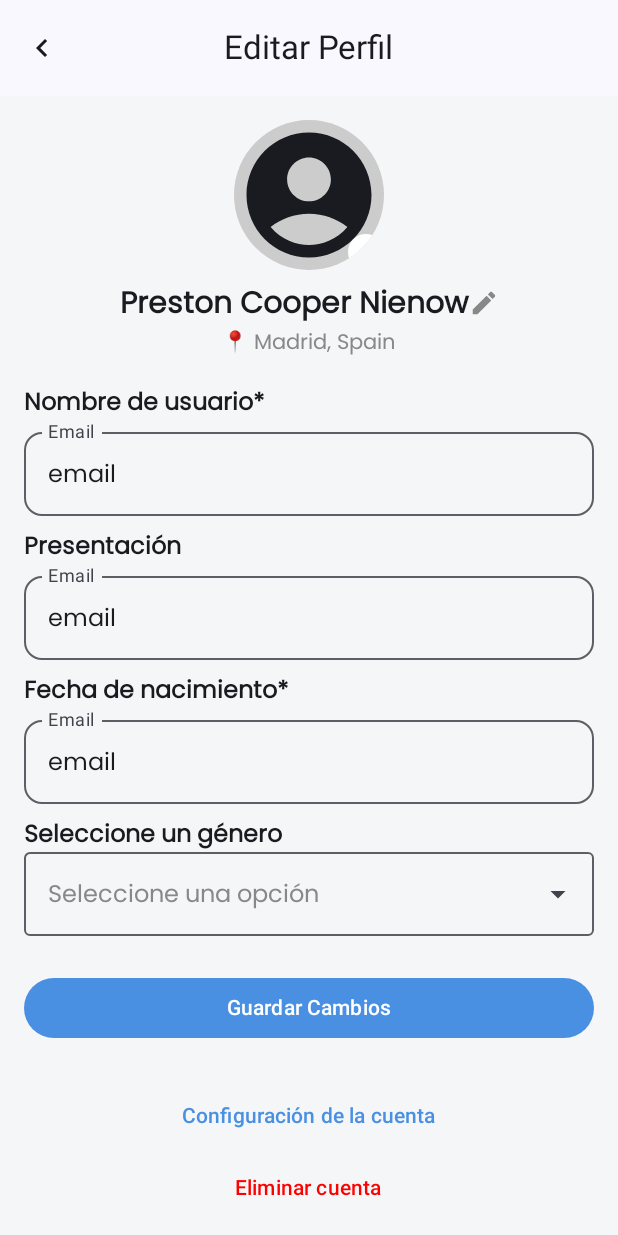
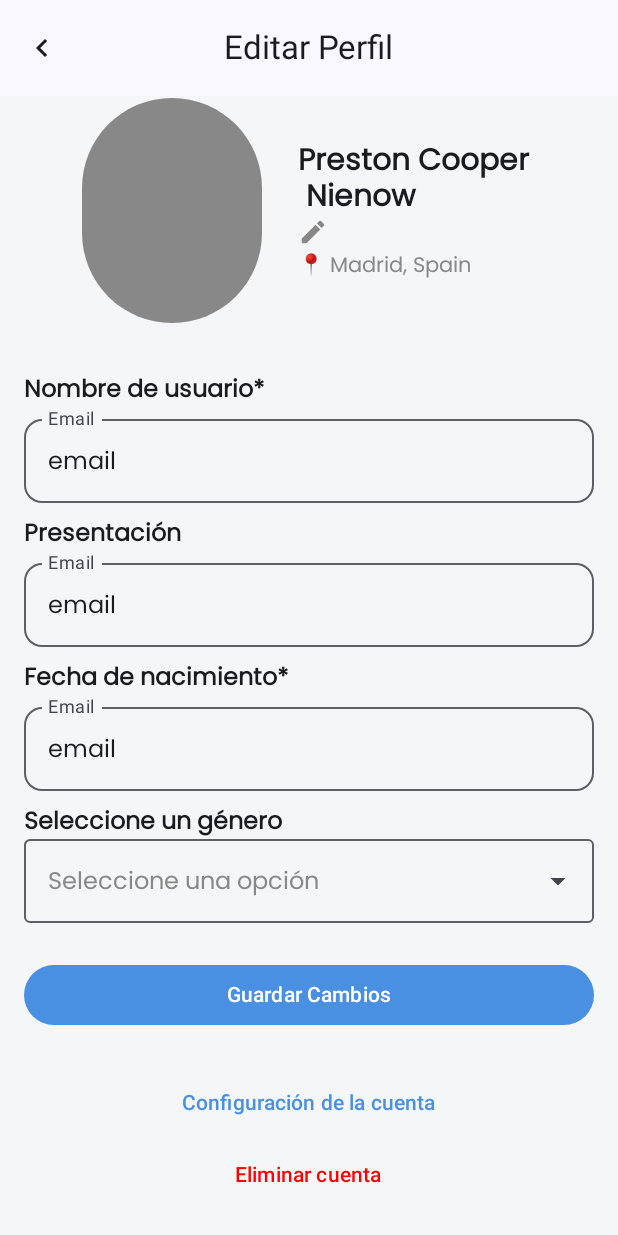
Before and after one commit to beamm536/tfgViajes, an Android app built with Jetpack Compose: the EditarPerfil screen opened through its navigation route, on a phone screen of 412 x 824 dp. Run offline under Robolectric (Android 15) with nearby library versions, the phone set to English and light mode, and no system bars; our stand-ins replace Firebase (no records; nobody signed in at launch, a user with empty details on screens opened directly).

Commit message:
mejorando la vista de editar usuario

```diff
--- a/app/src/main/java/com/appclass/myapplication/ui/screens/userProfile/editProfile/EditarPerfil.kt
+++ b/app/src/main/java/com/appclass/myapplication/ui/screens/userProfile/editProfile/EditarPerfil.kt
@@ -1,5 +1,6 @@
 package com.appclass.myapplication.ui.screens.userProfile.editProfile
 
+import androidx.compose.foundation.Canvas
 import androidx.compose.foundation.background
 import androidx.compose.foundation.clickable
 import androidx.compose.foundation.layout.Arrangement
@@ -41,7 +42,10 @@ import androidx.compose.runtime.setValue
 import androidx.compose.ui.Alignment
 import androidx.compose.ui.Modifier
 import androidx.compose.ui.draw.clip
+import androidx.compose.ui.geometry.Offset
+import androidx.compose.ui.geometry.Size
 import androidx.compose.ui.graphics.Color
+import androidx.compose.ui.graphics.drawscope.Stroke
 import androidx.compose.ui.graphics.vector.ImageVector
 import androidx.compose.ui.text.font.FontWeight
 import androidx.compose.ui.unit.dp
@@ -83,6 +87,30 @@ fun EditarPerfil(navController: NavController, viewModel: EditarPerfilViewModel)
 }
 
 @Composable
+fun AvatarNombreUsuario(){
+    Row(
+        verticalAlignment = Alignment.CenterVertically
+    ) {
+        Canvasusuario()
+
+        Spacer(modifier = Modifier.size(24.dp))
+
+        // Nombre y Ubicación
+        Column(verticalArrangement = Arrangement.Center) {
+            Text(
+                text = "Preston Cooper \n Nienow",
+                fontSize = 20.sp,
+                fontWeight = FontWeight.Bold
+            )
+            Icon(Icons.Default.Edit, contentDescription = "Editar", tint = Color.Gray, modifier = Modifier.size(20.dp))
+            Text(text = "📍 Madrid, Spain", fontSize = 14.sp, color = Color.Gray)
+        }
+    }
+
+}
+
+
+@Composable
 fun EditProfileScreen(navController: NavController) {
     Column(
         modifier = Modifier
@@ -91,38 +119,27 @@ fun EditProfileScreen(navController: NavController) {
         horizontalAlignment = Alignment.CenterHorizontally
     ) {
         // Avatar
-        Box(
-            modifier = Modifier
-                .size(100.dp)
-                .clip(CircleShape)
-                .background(Color.LightGray),
-            contentAlignment = Alignment.BottomEnd
-        ) {
-            Icon(Icons.Default.AccountCircle, contentDescription = "Avatar", modifier = Modifier.size(100.dp))
-            Icon(
-                Icons.Default.KeyboardArrowLeft,
-                contentDescription = "Editar Foto",
-                tint = Color.Blue,
-                modifier = Modifier
-                    .size(24.dp)
-                    .background(Color.White, shape = CircleShape)
-                    .padding(4.dp)
-            )
-        }
+//        Box(
+//            modifier = Modifier
+//                .size(100.dp)
+//                .clip(CircleShape)
+//                .background(Color.LightGray),
+//            contentAlignment = Alignment.BottomEnd
+//        ) {
+//            Icon(Icons.Default.AccountCircle, contentDescription = "Avatar", modifier = Modifier.size(100.dp))
+//            Icon(
+//                Icons.Default.KeyboardArrowLeft,
+//                contentDescription = "Editar Foto",
+//                tint = Color.Blue,
+//                modifier = Modifier
+//                    .size(24.dp)
+//                    .background(Color.White, shape = CircleShape)
+//                    .padding(4.dp)
+//            )
+//        }
 
-        Spacer(modifier = Modifier.height(8.dp))
 
-        // Nombre y Ubicación
-        Row(verticalAlignment = Alignment.CenterVertically) {
-            Text(
-                text = "Preston Cooper Nienow",
-                fontSize = 20.sp,
-                fontWeight = FontWeight.Bold
-            )
-            Icon(Icons.Default.Edit, contentDescription = "Editar", tint = Color.Gray, modifier = Modifier.size(20.dp))
-        }
 
-        Text(text = "📍 Madrid, Spain", fontSize = 14.sp, color = Color.Gray)
 
         Spacer(modifier = Modifier.height(16.dp))
 
@@ -202,6 +219,18 @@ fun ProfileDropdown(label: String) {
     }
 
 
+@Composable
+fun Canvasusuario(){
+    Canvas(modifier = Modifier.size(120.dp, 150.dp)) {
+        drawRoundRect(
+            color = Color.Gray,
+            size = Size(size.width, size.height),
+            cornerRadius = androidx.compose.ui.geometry.CornerRadius(100f, 100f)
+        )
+    }
+}
+
+
 
 @Composable
 fun FuncionesEditarPerfilUsuario(viewModel: EditarPerfilViewModel, navController: NavController){
@@ -214,6 +243,7 @@ fun FuncionesEditarPerfilUsuario(viewModel: EditarPerfilViewModel, navController
         horizontalAlignment = Alignment.CenterHorizontally
 
     ){
+        item { AvatarNombreUsuario() }
         item { EditProfileScreen(navController) }
         //EditProfileScreen(navController)
     }
```
